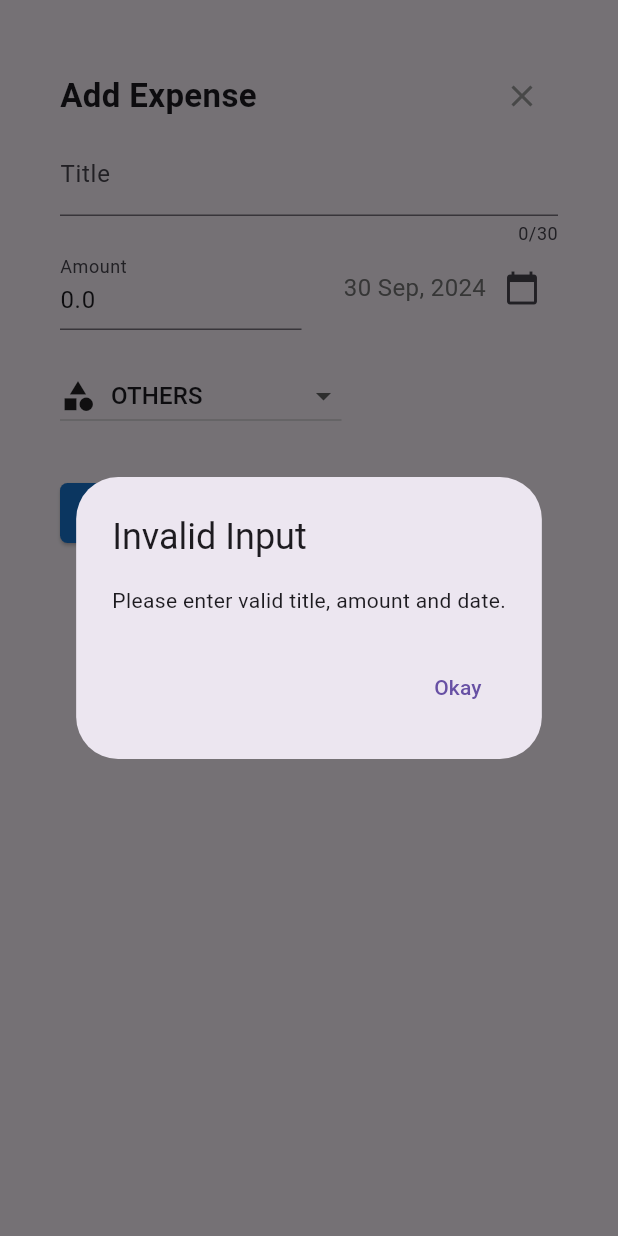
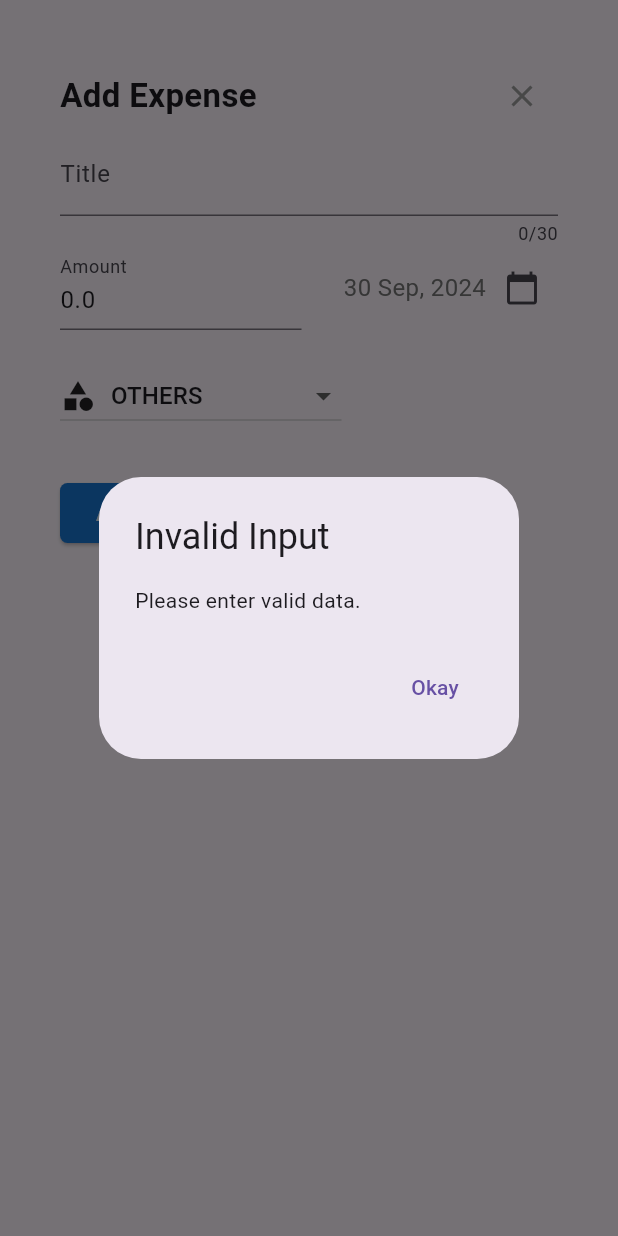
Before and after one commit to var-rishabh/random_flutter, a Flutter app: the ExpenseForm widget shown alone on an empty page, opened directly with empty values, after a tap on "Add", on a phone screen of 412 x 824 dp. Run offline on Flutter 3.47's test engine with Material 3 defaults, Android fonts, the phone set to English and light mode, and no system bars.

Commit message:
refactor: created common widget and cleaned the code 🧹

```diff
--- a/lib/main.dart
+++ b/lib/main.dart
@@ -1,5 +1,7 @@
 import 'package:flutter/material.dart';
-import 'package:random_flutter/screens/expenses/expenses.dart';
+
+// screens
+import 'package:random_flutter/screens/expenses.dart';
 
 void main() {
   runApp(
--- a/lib/screens/expenses/components/expense_form.dart
+++ b/lib/screens/components/expense_form.dart
@@ -1,6 +1,10 @@
 import 'package:flutter/material.dart';
 
-import 'package:random_flutter/models/expense.dart';
+// utils
+import 'package:random_flutter/utils/models/expense.dart';
+
+// widgets
+import 'package:random_flutter/widgets/dialog.dart';
 
 class ExpenseForm extends StatefulWidget {
   final void Function(Expense) addExpense;
@@ -17,6 +21,7 @@ class _ExpenseFormState extends State<ExpenseForm> {
   DateTime? _selectedDate = DateTime.now();
   Category? _selectedCategory = Category.others;
 
+  // selectDate method
   void selectDate() async {
     final pickedDate = await showDatePicker(
       context: context,
@@ -29,33 +34,23 @@ class _ExpenseFormState extends State<ExpenseForm> {
     });
   }
 
+  // select category method
   void selectCategory(Category category) {
     setState(() {
       _selectedCategory = category;
     });
   }
 
+  // submit form method
   void _submitForm() {
     final title = _titleController.text;
     final amount = double.parse(_amountController.text);
 
     if (title.isEmpty || amount <= 0 || _selectedDate == null) {
-      showDialog(
+      CustomDialog.showErrorDialog(
         context: context,
-        builder: (ctx) {
-          return AlertDialog(
-            title: const Text('Invalid Input'),
-            content: const Text('Please enter valid title, amount and date.'),
-            actions: [
-              TextButton(
-                onPressed: () {
-                  Navigator.pop(ctx);
-                },
-                child: const Text('Okay'),
-              ),
-            ],
-          );
-        },
+        title: 'Invalid Input',
+        content: 'Please enter valid data.',
       );
       return;
     }
--- a/lib/screens/expenses/components/expense_list.dart
+++ b/lib/screens/components/expense_list.dart
@@ -1,6 +1,7 @@
 import 'package:flutter/material.dart';
 
-import 'package:random_flutter/models/expense.dart';
+// utils
+import 'package:random_flutter/utils/models/expense.dart';
 
 class ExpenseList extends StatelessWidget {
   final List<Expense> expenses;
--- /dev/null
+++ b/lib/widgets/dialog.dart
@@ -0,0 +1,28 @@
+import 'package:flutter/material.dart';
+
+class CustomDialog {
+  static Future<void> showErrorDialog({
+    required BuildContext context,
+    required String title,
+    required String content,
+    String buttonText = 'Okay',
+  }) {
+    return showDialog(
+      context: context,
+      builder: (ctx) {
+        return AlertDialog(
+          title: Text(title),
+          content: Text(content),
+          actions: [
+            TextButton(
+              onPressed: () {
+                Navigator.pop(ctx);
+              },
+              child: Text(buttonText),
+            ),
+          ],
+        );
+      },
+    );
+  }
+}
```
Also changed, not shown: lib/constants/sample_expenses.dart (deleted, +0 -52 lines), lib/screens/expenses.dart (added, +84 -0 lines), lib/screens/expenses/expenses.dart (deleted, +0 -91 lines), lib/utils/constants/sample_expenses.dart (added, +53 -0 lines), lib/widgets/app_bar.dart (added, +22 -0 lines), lib/widgets/no_data.dart (added, +30 -0 lines), lib/widgets/snack_bar.dart (added, +16 -0 lines), lib/utils/models/expense.dart (renamed from lib/models/expense.dart).
